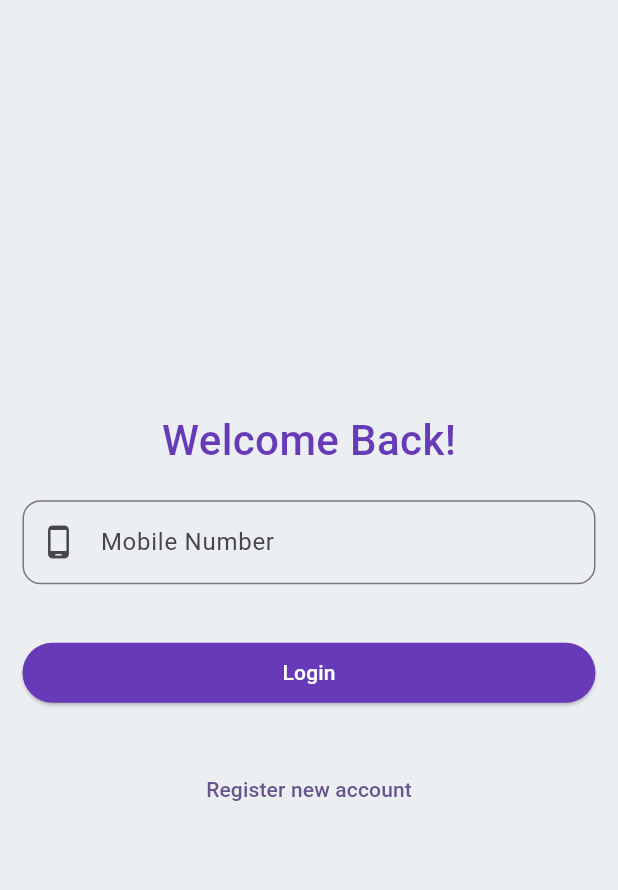
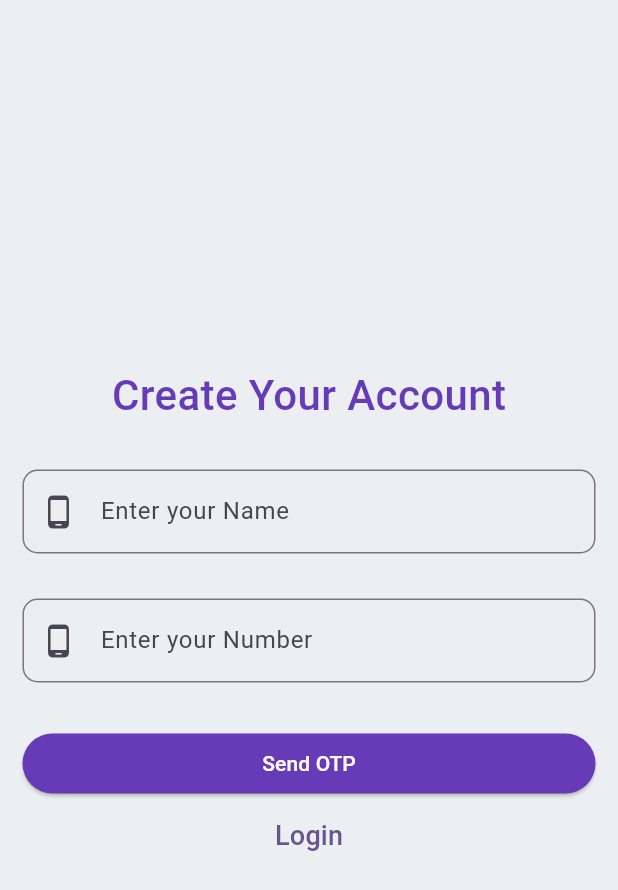
Before and after one commit to LivingstonTardzenyuy/Flutter-Projects, a Flutter app: the screen it shows after launch, on a phone screen of 412 x 824 dp. Shown: the top 890 px of the screen. Run offline on Flutter 3.47's test engine with Material 3 defaults, Android fonts, the phone set to English and light mode, and no system bars; our stand-ins replace cloud_firestore, dropdown_button2, firebase_auth, firebase_core, font_awesome_flutter, get and 2 more; accounts and stored records are empty.

Commit message:
finish on register page

```diff
--- a/ecommerce_client/lib/main.dart
+++ b/ecommerce_client/lib/main.dart
@@ -1,4 +1,5 @@
 import 'package:ecommerce_client/pages/login_page.dart';
+import 'package:ecommerce_client/pages/register_page.dart';
 import 'package:flutter/material.dart';
 
 void main() {
@@ -16,7 +17,7 @@ class MyApp extends StatelessWidget {
      colorScheme: ColorScheme.fromSeed(seedColor: Colors.deepPurple),
         useMaterial3: true,
       ),
-      home: const LoginPage(),
+      home: const RegisterPage(),
     );
   }
 }
--- /dev/null
+++ b/ecommerce_client/lib/pages/register_page.dart
@@ -0,0 +1,71 @@
+import 'package:flutter/material.dart';
+
+class RegisterPage extends StatelessWidget {
+  const RegisterPage({super.key});
+
+  @override
+  Widget build(BuildContext context) {
+    return Scaffold(
+      body: Container(
+        padding: const EdgeInsets.all(15),
+        width: double.maxFinite,
+        decoration: BoxDecoration(
+            color: Colors.blueGrey[50]
+        ),
+        child: Column(
+          mainAxisAlignment: MainAxisAlignment.center,
+          children: [
+            Text('Create Your Account',style: TextStyle(
+                fontSize: 28,
+                fontWeight: FontWeight.w500,
+                color: Colors.deepPurple
+            ),),
+            SizedBox(height: 30,),
+            TextField(
+              keyboardType: TextInputType.name,
+              decoration: InputDecoration(
+                border: OutlineInputBorder(
+                  borderRadius: BorderRadius.circular(10),
+                ),
+
+                prefixIcon: Icon(Icons.phone_android),
+                hintText: 'Enter your Name'
+
+              ),
+            ),
+
+            SizedBox(height: 30,),
+            TextField(
+              keyboardType: TextInputType.name,
+              decoration: InputDecoration(
+                  border: OutlineInputBorder(
+                    borderRadius: BorderRadius.circular(10),
+                  ),
+
+                  prefixIcon: Icon(Icons.phone_android),
+                  hintText: 'Enter your Number'
+
+              ),
+            ),
+
+            SizedBox(height: 30,),
+            Container(
+              width: double.infinity,
+              child: ElevatedButton(
+                  onPressed: () {},
+                  style: ElevatedButton.styleFrom(
+                    foregroundColor: Colors.white,
+                    backgroundColor: Colors.deepPurple
+                  ),
+                  child: Text('Send OTP')),
+            ),
+
+            TextButton(
+                onPressed: () {},
+                child: Text('Login', style: TextStyle(fontSize: 18),))
+          ],
+        ),
+      ),
+    );
+  }
+}
```
